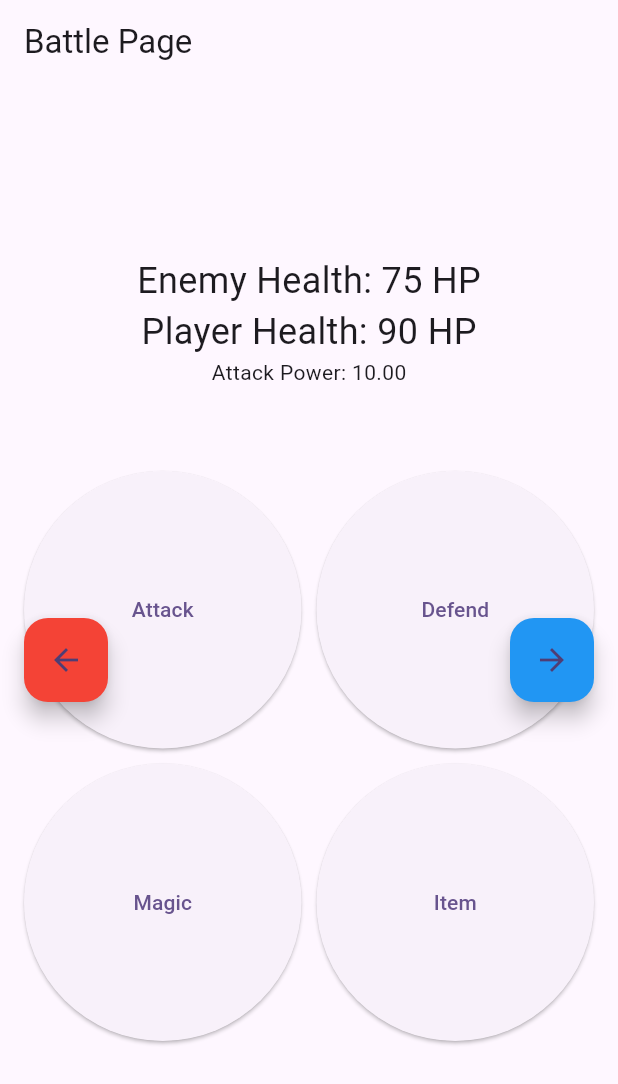
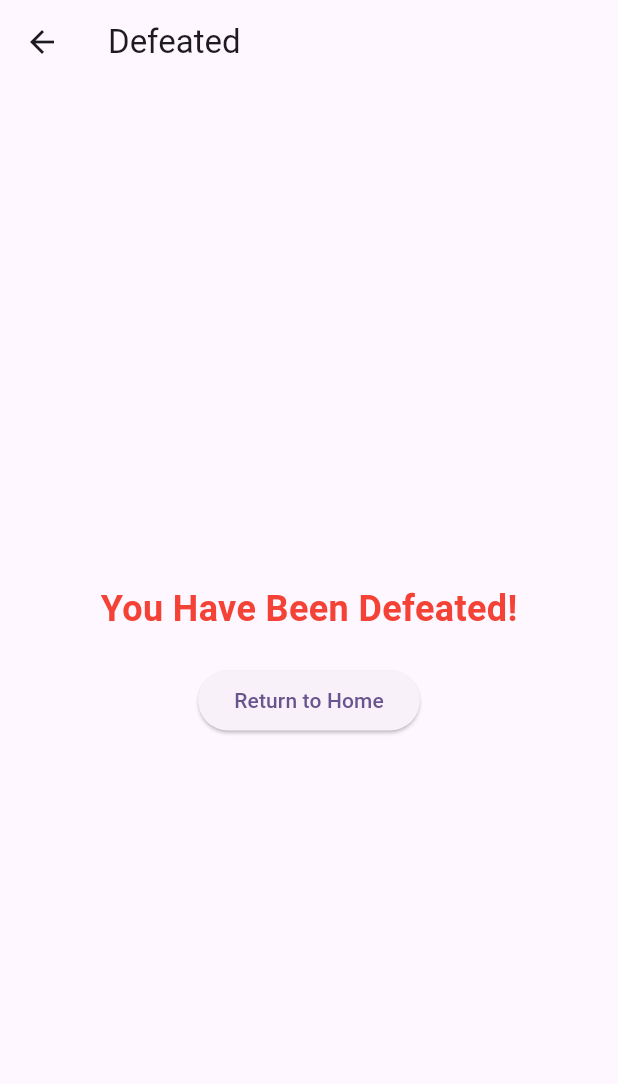
Before and after one commit to Sanins/flutter-training, a Flutter app: the BattlePage screen opened directly with empty values, after a tap on "Attack", on a phone screen of 412 x 824 dp. Shown: the top 1084 px of the screen. Run offline on Flutter 3.47's test engine with Material 3 defaults, Android fonts, the phone set to English and light mode, and no system bars; our stand-ins replace shared_preferences; missing offline and left inert: amplify_api, amplify_auth_cognito, amplify_core, amplify_datastore, amplify_flutter; accounts and stored records are empty.

```diff
--- a/lib/features/battle/screens/battle_screen.dart
+++ b/lib/features/battle/screens/battle_screen.dart
@@ -3,6 +3,8 @@ import 'package:test_drive/features/battle/widgets/stats_drawer.dart';
 import 'package:test_drive/features/battle/widgets/boss_details_drawer.dart';
 import '../../../models/player.dart';
 import '../screens/celebration.screen.dart';
+import './defeat_screen.dart';
+import '../utils/battle_actions.dart';
 
 class BattlePage extends StatefulWidget {
   final Player player;
@@ -15,91 +17,59 @@ class BattlePage extends StatefulWidget {
 
 class _BattlePageState extends State<BattlePage> {
   final GlobalKey<ScaffoldState> _scaffoldKey = GlobalKey<ScaffoldState>();
-  int _playerHealth = 100;
   int _enemyHealth = 100;
   final int _enemyMeleeDamage = 10;
 
-  @override
-  void initState() {
-    super.initState();
-    // You can initialize _playerHealth based on the Player's properties, if necessary
-    _playerHealth =
-        100; // Set this to your player's initial health if applicable
-  }
-
   void _attack() {
+    handleAttack(
+      context: context,
+      player: widget.player,
+      enemyHealth: _enemyHealth,
+      enemyMeleeDamage: _enemyMeleeDamage,
+      updateEnemyHealth: (newHealth) {
         setState(() {
-      // Player attacks the enemy
-      if (_enemyHealth > 0) {
-        _enemyHealth -= 25; // Simulate player attack damage
-        if (_enemyHealth <= 0) {
-          _enemyHealth = 0;
-          // Navigate to celebration screen
+          _enemyHealth = newHealth;
+        });
+      },
+      onEnemyDefeated: () {
         Navigator.pushReplacement(
           context,
           MaterialPageRoute(
-                builder: (context) => CelebrationScreen(player: Player())),
+            builder: (context) => CelebrationScreen(player: widget.player),
+          ),
         );
-        }
-      }
-
-      // Boss attacks back
-      if (_playerHealth > 0 && _enemyHealth > 0) {
-        final damageTaken =
-            (_enemyMeleeDamage * (1 - widget.player.damageReduction)).toInt();
-        _playerHealth -= damageTaken; // Simulate boss attack damage
-        if (_playerHealth < 0) {
-          _playerHealth = 0;
-        }
-      }
-    });
+      },
+      onPlayerDefeated: () {
+        Navigator.pushReplacement(
+          context,
+          MaterialPageRoute(builder: (context) => const DefeatScreen()),
+        );
+      },
+    );
   }
 
   void _defend() {
-    print("Defend action selected");
-    // Example of reducing damage using player's attributes
     setState(() {
-      widget.player.damageReduction += 0.05; // Increase damage reduction
+      widget.player.damageReduction += 0.05;
     });
   }
 
   void _magic() {
-    print("Magic action selected");
-    // Example of interacting with the player's crit chance
     setState(() {
       widget.player.critChance += 0.01;
     });
   }
 
   void _item() {
-    print("Item action selected");
-  }
-
-  Future<bool> _onWillPop() async {
-    if (_scaffoldKey.currentState?.isDrawerOpen == true ||
-        _scaffoldKey.currentState?.isEndDrawerOpen == true) {
-      Navigator.of(context).pop(); // Close any open drawer
-      return false; // Prevent further popping
-    }
-    return true; // Allow default behavior
+    setState(() {
+      widget.player.heal(20.0);
+    });
   }
 
   @override
   Widget build(BuildContext context) {
-    return PopScope(
-      canPop: false,
-      onPopInvokedWithResult: (didPop, result) async {
-        if (didPop) {
-          return;
-        }
-        final navigator = Navigator.of(context);
-        bool value = await _onWillPop();
-        if (value) {
-          navigator.pop(result);
-        }
-      },
-      child: Scaffold(
-        key: _scaffoldKey, // Assign the global key
+    return Scaffold(
+      key: _scaffoldKey,
       appBar: AppBar(
         title: const Text('Battle Page'),
         automaticallyImplyLeading: false,
@@ -107,7 +77,6 @@ class _BattlePageState extends State<BattlePage> {
       ),
       body: Stack(
         children: [
-            // Main content
           Center(
             child: Column(
               mainAxisAlignment: MainAxisAlignment.center,
@@ -117,7 +86,7 @@ class _BattlePageState extends State<BattlePage> {
                   style: const TextStyle(fontSize: 24),
                 ),
                 Text(
-                    'Player Health: $_playerHealth HP',
+                  'Player Health: ${widget.player.health.toStringAsFixed(1)} HP',
                   style: const TextStyle(fontSize: 24),
                 ),
                 Text(
@@ -189,10 +158,9 @@ class _BattlePageState extends State<BattlePage> {
 
       drawer: const BossDetailsDrawer(),
       endDrawer: StatsDrawer(
-          health: _playerHealth,
+        health: widget.player.health.toInt(),
         player: widget.player,
       ), // Pass player to the stats drawer
-      ),
     );
   }
 }
--- a/lib/features/battle/screens/create_account_screen.dart
+++ b/lib/features/battle/screens/create_account_screen.dart
@@ -54,7 +54,7 @@ class _CreateAccountScreenState extends State<CreateAccountScreen> {
         Navigator.pushReplacement(
           context,
           MaterialPageRoute(
-            builder: (context) => const MyHomePage(title: 'Home'),
+            builder: (context) => const MyHomePage(),
           ),
         );
       } else {
--- /dev/null
+++ b/lib/features/battle/screens/defeat_screen.dart
@@ -0,0 +1,40 @@
+import 'package:flutter/material.dart';
+import 'package:test_drive/features/battle/screens/home_screen.dart';
+
+class DefeatScreen extends StatelessWidget {
+  const DefeatScreen({Key? key}) : super(key: key);
+
+  @override
+  Widget build(BuildContext context) {
+    return Scaffold(
+      appBar: AppBar(
+        title: const Text("Defeated"),
+      ),
+      body: Center(
+        child: Column(
+          mainAxisAlignment: MainAxisAlignment.center,
+          children: [
+            const Text(
+              "You Have Been Defeated!",
+              style: TextStyle(
+                fontSize: 24,
+                fontWeight: FontWeight.bold,
+                color: Colors.red,
+              ),
+            ),
+            const SizedBox(height: 20),
+            ElevatedButton(
+              onPressed: () {
+                Navigator.pushReplacement(
+                  context,
+                  MaterialPageRoute(builder: (context) => const MyHomePage()),
+                );
+              },
+              child: const Text("Return to Home"),
+            ),
+          ],
+        ),
+      ),
+    );
+  }
+}
--- a/lib/features/battle/screens/login_screen.dart
+++ b/lib/features/battle/screens/login_screen.dart
@@ -32,7 +32,7 @@ class _LoginScreenState extends State<LoginScreen> {
         Navigator.pushReplacement(
           context,
           MaterialPageRoute(
-            builder: (context) => const MyHomePage(title: 'Home'),
+            builder: (context) => const MyHomePage(),
           ),
         );
       } else {
--- a/lib/features/battle/screens/verification_screen.dart
+++ b/lib/features/battle/screens/verification_screen.dart
@@ -44,7 +44,7 @@ class _VerificationScreenState extends State<VerificationScreen> {
           Navigator.pushReplacement(
             context,
             MaterialPageRoute(
-              builder: (context) => const MyHomePage(title: 'Home'),
+              builder: (context) => const MyHomePage(),
             ),
           );
         } else {
--- /dev/null
+++ b/lib/features/battle/utils/battle_actions.dart
@@ -0,0 +1,36 @@
+import 'package:flutter/material.dart';
+import '../../../models/player.dart';
+
+void handleAttack({
+  required BuildContext context,
+  required Player player,
+  required int enemyHealth,
+  required int enemyMeleeDamage,
+  required Function(int) updateEnemyHealth,
+  required Function() onEnemyDefeated,
+  required Function() onPlayerDefeated,
+}) {
+  int updatedEnemyHealth = enemyHealth;
+
+  // Player attacks the enemy
+  if (updatedEnemyHealth > 0) {
+    updatedEnemyHealth -= 25; // Simulate player attack damage
+    if (updatedEnemyHealth <= 0) {
+      updatedEnemyHealth = 0;
+      onEnemyDefeated(); // Callback for enemy defeated
+      return;
+    }
+  }
+
+  // Enemy attacks back
+  if (updatedEnemyHealth > 0) {
+    final damageTaken =
+        (enemyMeleeDamage * (1 - player.damageReduction)).toDouble();
+    player.takeDamage(damageTaken);
+    if (player.health <= 0) {
+      onPlayerDefeated(); // Callback for player defeated
+    }
+  }
+
+  updateEnemyHealth(updatedEnemyHealth); // Update enemy health
+}
--- a/lib/main.dart
+++ b/lib/main.dart
@@ -97,7 +97,6 @@ class MyApp extends StatelessWidget {
       ),
       home: isSignedIn
           ? MyHomePage(
-              title: 'Home',
               initialUsername: userData?['username'],
               initialLevel: userData?['level'],
               initialCurrentExp: userData?['currentExp'],
--- a/lib/models/player.dart
+++ b/lib/models/player.dart
@@ -5,13 +5,44 @@ class Player {
   double attackPower = 10.0;
   double damageReduction = 0.0;
   double critChance = 0.05; // 5% base critical hit chance
+  double health = 100.0; // Initial health value
+  double maxHealth = 100.0; // Maximum health value
+
+  // Constructor for custom initialization
+  Player({
+    String? username,
+    double? attackPower,
+    double? damageReduction,
+    double? critChance,
+    double? health,
+    double? maxHealth,
+  }) {
+    this.username = username ?? this.username;
+    this.attackPower = attackPower ?? this.attackPower;
+    this.damageReduction = damageReduction ?? this.damageReduction;
+    this.critChance = critChance ?? this.critChance;
+    this.health = health ?? this.health;
+    this.maxHealth = maxHealth ?? this.maxHealth;
+  }
+
+  // Method to take damage
+  void takeDamage(double damage) {
+    final effectiveDamage = damage * (1 - damageReduction);
+    health -= effectiveDamage;
+    if (health < 0) {
+      health = 0; // Prevent negative health
+    }
+  }
+
+  // Method to heal
+  void heal(double amount) {
+    health += amount;
+    if (health > maxHealth) {
+      health = maxHealth; // Cap health at maximum
+    }
+  }
 
   void applyAbility(Ability ability) {
     ability.applyEffect(this);
   }
-
-  // Optionally, add a method to update the username
-  void setUsername(String newUsername) {
-    username = newUsername;
-  }
 }
```
Also changed, not shown: lib/features/battle/screens/celebration.screen.dart (+5 -3 lines), lib/features/battle/screens/home_screen.dart (+22 -94 lines), lib/features/battle/screens/settings_screen.dart (added, +90 -0 lines), lib/features/battle/screens/username_setup_screen.dart (added, +109 -0 lines), lib/features/battle/widgets/header.dart (added, +31 -0 lines). Lines whose indentation alone changed are shown as unchanged.
